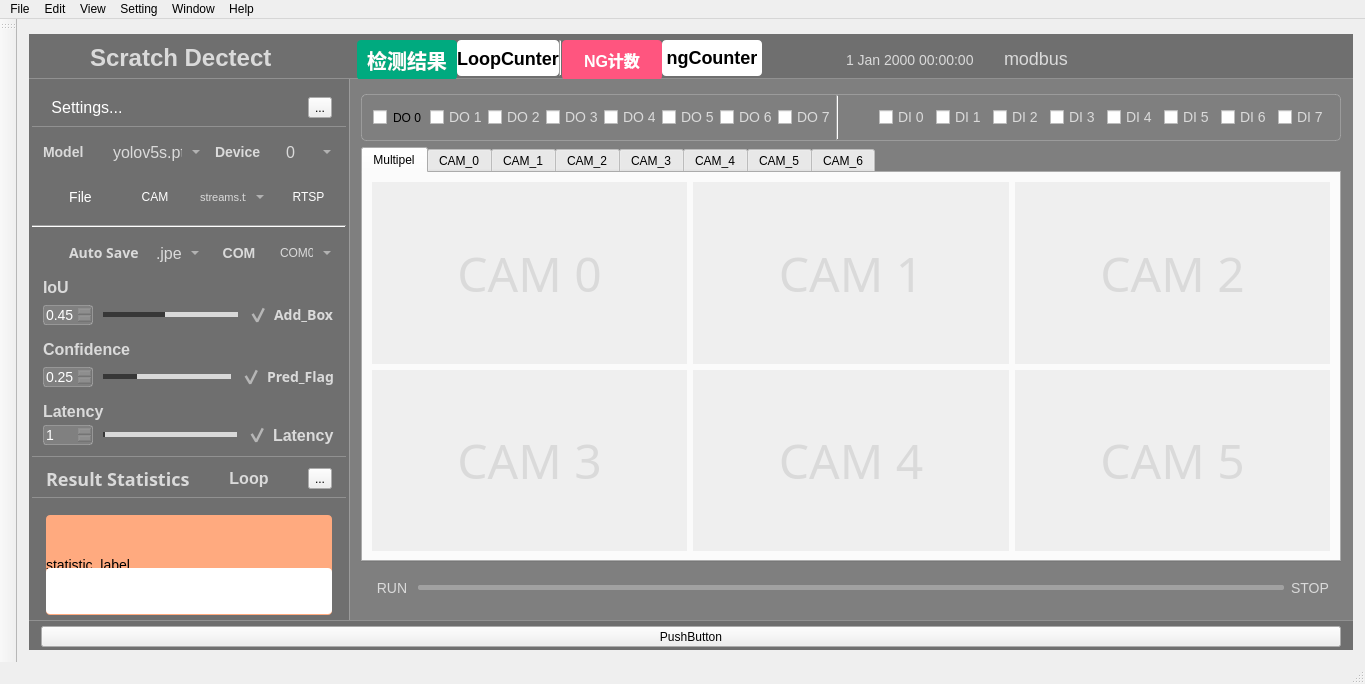
This is ui_files/main_win.ui in bigcheng123/Scratches-detected as Qt 5 draws it before an edit. The edited form follows.
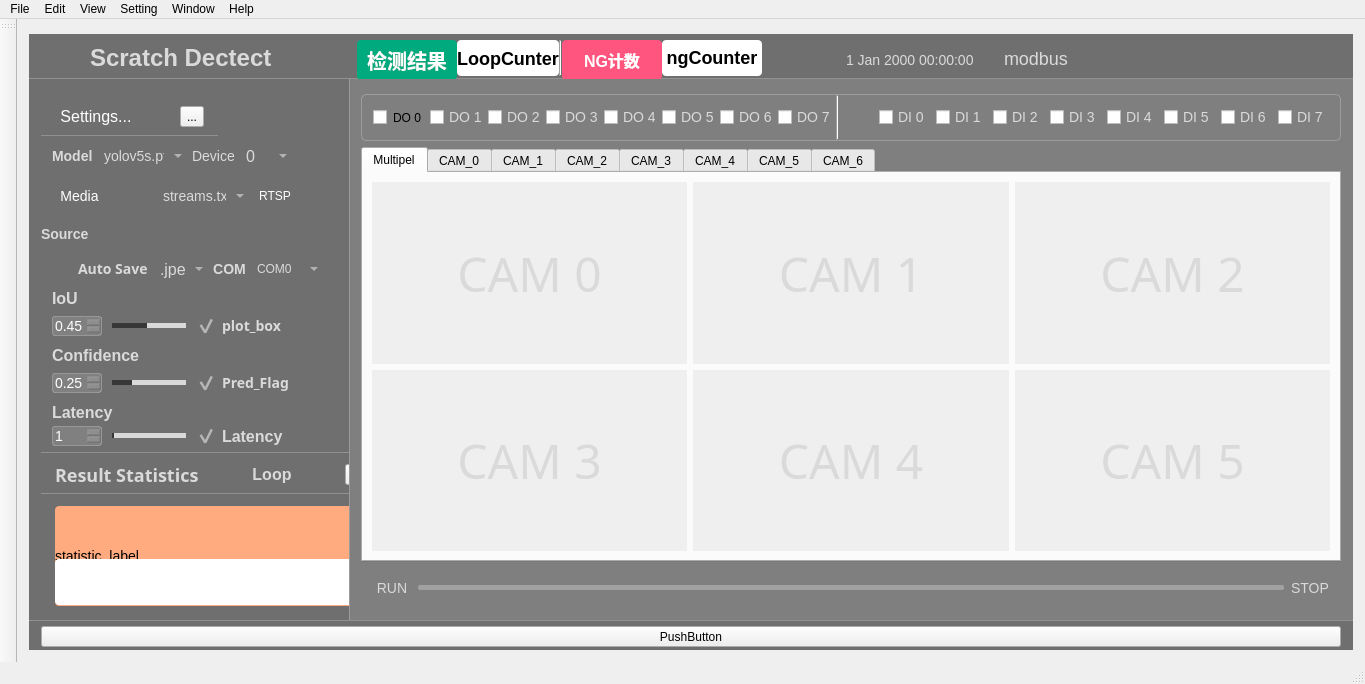
This is the edited form. Icons and pictures are not drawn. Custom widgets are drawn as their Qt base class.

```diff
--- a/ui_files/main_win.ui
+++ b/ui_files/main_win.ui
@@ -636,23 +636,8 @@
            <property name="title">
             <string/>
            </property>
-           <layout class="QVBoxLayout" name="verticalLayout_8" stretch="0,0,0,0,0,0,0,0,0">
-            <property name="spacing">
-             <number>11</number>
-            </property>
-            <property name="leftMargin">
-             <number>0</number>
-            </property>
-            <property name="topMargin">
-             <number>0</number>
-            </property>
-            <property name="rightMargin">
-             <number>0</number>
-            </property>
-            <property name="bottomMargin">
-             <number>0</number>
-            </property>
-            <item>
+           <layout class="QFormLayout" name="formLayout">
+            <item row="0" column="0">
              <widget class="QGroupBox" name="groupBox_2">
               <property name="minimumSize">
                <size>
@@ -790,7 +775,7 @@
               </layout>
              </widget>
             </item>
-            <item>
+            <item row="1" column="0">
              <layout class="QHBoxLayout" name="horizontalLayout_2">
               <property name="leftMargin">
                <number>11</number>
@@ -848,7 +833,7 @@
 border:none;}
 QComboBox{
 font-family: &quot;Microsoft YaHei&quot;;
-font-size: 16px;
+font-size: 14px;
 color: rgb(218, 218, 218);
 border-width:0px;
 border-color:white;
@@ -904,7 +889,8 @@
 {
 	font-size: 14px;
 	font-family: &quot;Microsoft YaHei&quot;;
-	font-weight: bold;
+	font-weight: regular;
+
  		border-radius:9px;
 		background:rgba(66, 195, 255, 0);
 color: rgb(218, 218, 218);
@@ -974,7 +960,7 @@
               </item>
              </layout>
             </item>
-            <item>
+            <item row="2" column="0">
              <layout class="QHBoxLayout" name="horizontalLayout_9">
               <property name="leftMargin">
                <number>11</number>
@@ -1081,7 +1067,7 @@
 background-color: rgba(48,148,243,80);}</string>
                      </property>
                      <property name="text">
-                      <string>File</string>
+                      <string>Media</string>
                      </property>
                      <property name="icon">
                       <iconset resource="../apprcc.qrc">
@@ -1160,7 +1146,7 @@
 background-color: rgba(48,148,243,80);}</string>
                      </property>
                      <property name="text">
-                      <string>CAM</string>
+                      <string/>
                      </property>
                      <property name="icon">
                       <iconset resource="../apprcc.qrc">
@@ -1172,14 +1158,14 @@
                     <widget class="QComboBox" name="comboBox_source">
                      <property name="minimumSize">
                       <size>
-                       <width>50</width>
+                       <width>90</width>
                        <height>28</height>
                       </size>
                      </property>
                      <property name="styleSheet">
                       <string notr="true">QComboBox QAbstractItemView {
 font-family: &quot;Microsoft YaHei&quot;;
-font-size: 11px;
+font-size: 12px;
 background:rgba(200, 200, 200,150);
 selection-background-color: rgba(200, 200, 200,50);
 color: rgb(218, 218, 218);
@@ -1187,7 +1173,7 @@
 border:none;}
 QComboBox{
 font-family: &quot;Microsoft YaHei&quot;;
-font-size: 11px;
+font-size: 14px;
 color: rgb(218, 218, 218);
 border-width:0px;
 border-color:white;
@@ -1325,17 +1311,64 @@
               </item>
              </layout>
             </item>
-            <item>
-             <widget class="Line" name="line">
-              <property name="styleSheet">
-               <string notr="true"/>
-              </property>
-              <property name="orientation">
-               <enum>Qt::Horizontal</enum>
-              </property>
-             </widget>
+            <item row="3" column="0">
+             <layout class="QHBoxLayout" name="horizontalLayout_12">
+              <item>
+               <widget class="QLabel" name="label_9">
+                <property name="minimumSize">
+                 <size>
+                  <width>0</width>
+                  <height>28</height>
+                 </size>
+                </property>
+                <property name="maximumSize">
+                 <size>
+                  <width>80</width>
+                  <height>16777215</height>
+                 </size>
+                </property>
+                <property name="styleSheet">
+                 <string notr="true">QLabel
+{
+	font-size: 14px;
+	font-family: &quot;Microsoft YaHei&quot;;
+	font-weight: bold;
+ 		border-radius:9px;
+		background:rgba(66, 195, 255, 0);
+color: rgb(218, 218, 218);
+}
+</string>
+                </property>
+                <property name="text">
+                 <string>Source</string>
+                </property>
+               </widget>
+              </item>
+              <item>
+               <widget class="QTextBrowser" name="textBrowser">
+                <property name="maximumSize">
+                 <size>
+                  <width>16777215</width>
+                  <height>30</height>
+                 </size>
+                </property>
+                <property name="autoFillBackground">
+                 <bool>false</bool>
+                </property>
+                <property name="styleSheet">
+                 <string notr="true">font-size: 12px;
+background-color: rgb(111, 111, 111);
+selection-background-color: rgba(200, 200, 200,50);
+color: rgb(218, 218, 218);
+outline:none;
+border:none;
+</string>
+                </property>
+               </widget>
+              </item>
+             </layout>
             </item>
-            <item>
+            <item row="4" column="0">
              <layout class="QHBoxLayout" name="horizontalLayout_15" stretch="0,0,0,0">
               <property name="leftMargin">
                <number>11</number>
@@ -1480,7 +1513,7 @@
                <widget class="QComboBox" name="comboBox_port">
                 <property name="minimumSize">
                  <size>
-                  <width>60</width>
+                  <width>70</width>
                   <height>28</height>
                  </size>
                 </property>
@@ -1564,7 +1597,7 @@
               </item>
              </layout>
             </item>
-            <item>
+            <item row="5" column="0">
              <layout class="QVBoxLayout" name="verticalLayout_3">
               <property name="spacing">
                <number>4</number>
@@ -1730,7 +1763,7 @@
 </string>
                   </property>
                   <property name="text">
-                   <string>Add_Box</string>
+                   <string>plot_box</string>
                   </property>
                   <property name="checked">
                    <bool>true</bool>
@@ -1741,7 +1774,7 @@
               </item>
              </layout>
             </item>
-            <item>
+            <item row="6" column="0">
              <layout class="QVBoxLayout" name="verticalLayout">
               <property name="spacing">
                <number>4</number>
@@ -1922,7 +1955,7 @@
               </item>
              </layout>
             </item>
-            <item>
+            <item row="7" column="0">
              <layout class="QVBoxLayout" name="verticalLayout_5">
               <property name="spacing">
                <number>4</number>
@@ -2107,7 +2140,7 @@
               </item>
              </layout>
             </item>
-            <item>
+            <item row="8" column="0">
              <layout class="QVBoxLayout" name="verticalLayout_7" stretch="0,1">
               <property name="topMargin">
                <number>0</number>
```
Left out of the diff: 191 changed lines with no effect on the pictures.
